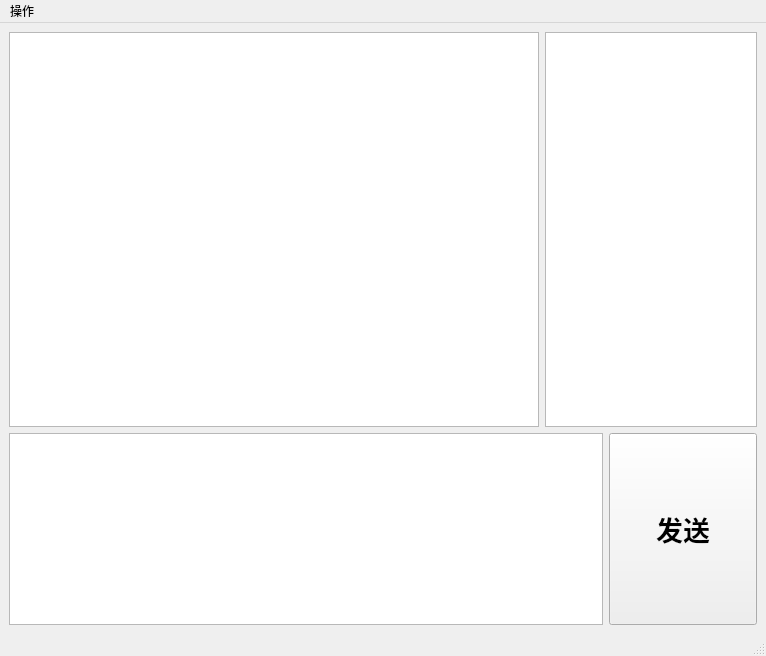
Before: the Qt Designer form src/user/ui/ChatWindow.ui in StarsetNight/Lhat, drawn with Qt 5.
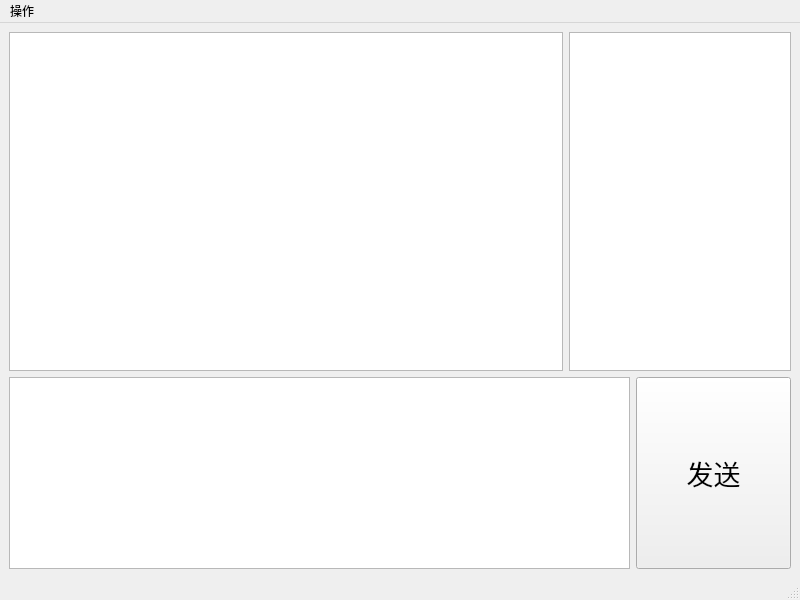
After: the same form once the commit is applied.

The edit to the form file:
```diff
--- a/src/user/ui/ChatWindow.ui
+++ b/src/user/ui/ChatWindow.ui
@@ -6,8 +6,8 @@
    <rect>
     <x>0</x>
     <y>0</y>
-    <width>766</width>
-    <height>656</height>
+    <width>800</width>
+    <height>600</height>
    </rect>
   </property>
   <property name="windowTitle">
@@ -25,6 +25,11 @@
           <verstretch>5</verstretch>
          </sizepolicy>
         </property>
+        <property name="font">
+         <font>
+          <pointsize>12</pointsize>
+         </font>
+        </property>
        </widget>
       </item>
       <item>
@@ -37,9 +42,17 @@
         </property>
         <property name="font">
          <font>
-          <family>幼圆</family>
+          <family>Microsoft YaHei UI</family>
+          <pointsize>12</pointsize>
          </font>
         </property>
+        <property name="html">
+         <string>&lt;!DOCTYPE HTML PUBLIC &quot;-//W3C//DTD HTML 4.0//EN&quot; &quot;http://www.w3.org/TR/REC-html40/strict.dtd&quot;&gt;
+&lt;html&gt;&lt;head&gt;&lt;meta name=&quot;qrichtext&quot; content=&quot;1&quot; /&gt;&lt;meta charset=&quot;utf-8&quot; /&gt;&lt;style type=&quot;text/css&quot;&gt;
+p, li { white-space: pre-wrap; }
+&lt;/style&gt;&lt;/head&gt;&lt;body style=&quot; font-family:'Microsoft YaHei UI'; font-size:12pt; font-weight:400; font-style:normal;&quot;&gt;
+&lt;p style=&quot;-qt-paragraph-type:empty; margin-top:0px; margin-bottom:0px; margin-left:0px; margin-right:0px; -qt-block-indent:0; text-indent:0px;&quot;&gt;&lt;br /&gt;&lt;/p&gt;&lt;/body&gt;&lt;/html&gt;</string>
+        </property>
        </widget>
       </item>
      </layout>
@@ -54,6 +67,11 @@
           <verstretch>1</verstretch>
          </sizepolicy>
         </property>
+        <property name="font">
+         <font>
+          <pointsize>10</pointsize>
+         </font>
+        </property>
        </widget>
       </item>
       <item>
@@ -67,7 +85,9 @@
         <property name="font">
          <font>
           <pointsize>20</pointsize>
-          <bold>true</bold>
+          <italic>false</italic>
+          <bold>false</bold>
+          <stylestrategy>PreferAntialias</stylestrategy>
          </font>
         </property>
         <property name="text">
@@ -84,7 +104,7 @@
     <rect>
      <x>0</x>
      <y>0</y>
-     <width>766</width>
+     <width>800</width>
      <height>22</height>
     </rect>
    </property>
```
Left out of the diff: 3 changed lines with no effect on the pictures.
